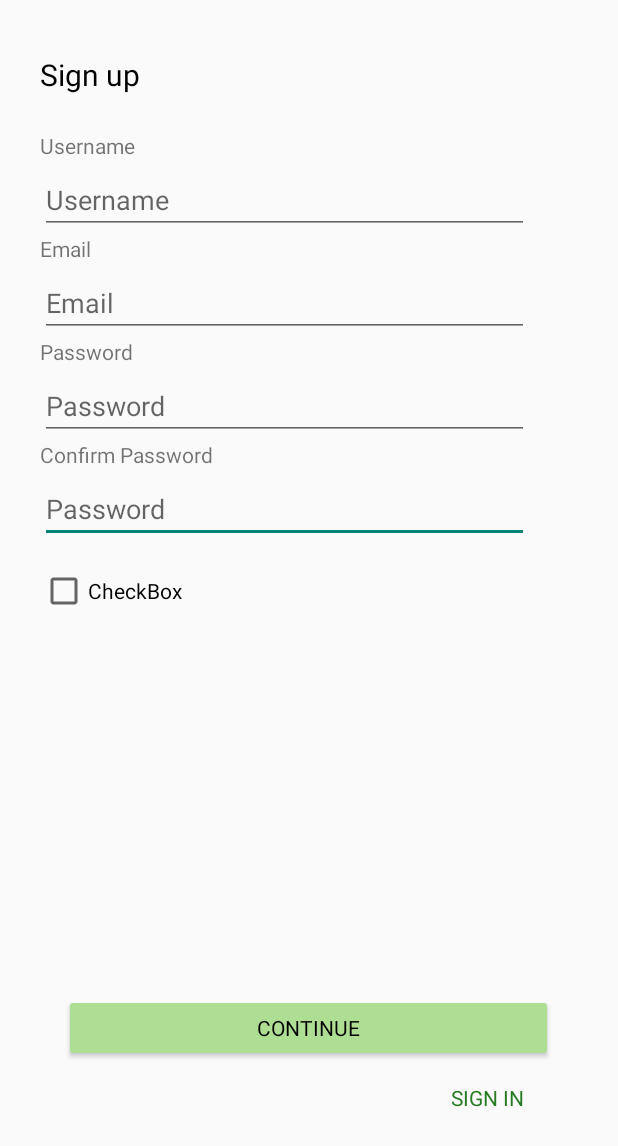
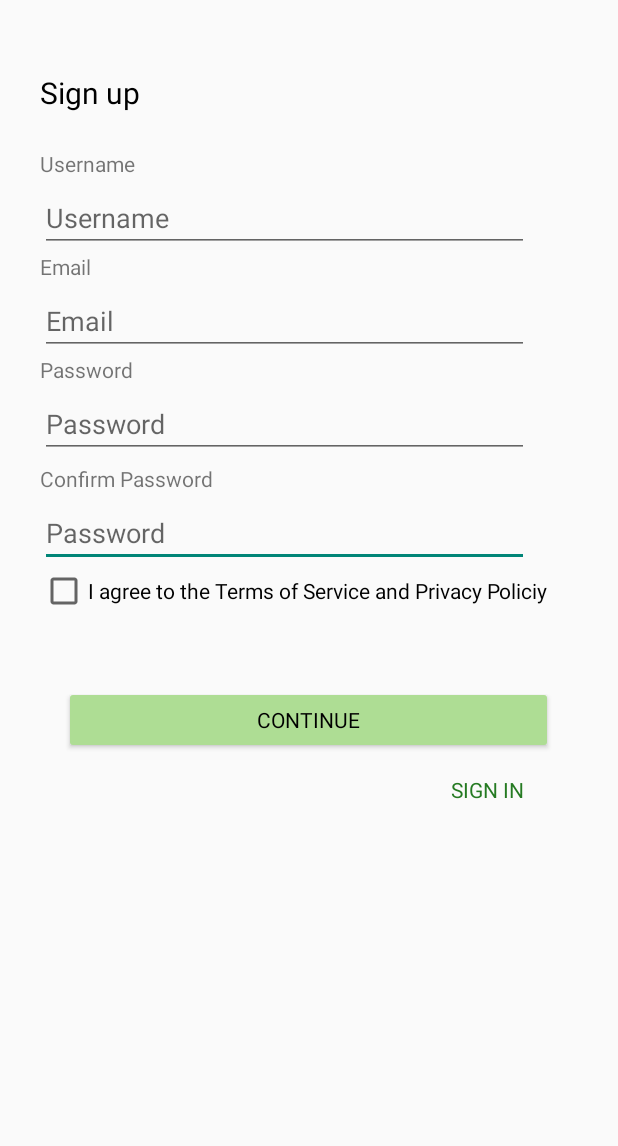
Before and after one commit to ttabasin/MeetRunning, an Android app: the SignUpActivity screen opened directly, with no data from a screen before it, on a phone screen of 412 x 824 dp. Shown: the top 1146 px of the screen. Run offline under Robolectric (Android 15) with nearby library versions, the phone set to English and light mode, and no system bars; our stand-ins replace data binding, navigation-ui; Roboto replaces fonts that are not available here.

Commit message:
Pantalla SignUp

```diff
--- a/app/src/main/res/layout/activity_sign_up.xml
+++ b/app/src/main/res/layout/activity_sign_up.xml
@@ -12,7 +12,7 @@
         <TextView
             android:id="@+id/titleSingUp"
             style="@style/txtViewLogin"
-            android:layout_marginTop="36dp"
+            android:layout_marginTop="48dp"
             android:text="@string/action_sign_up"
             app:layout_constraintEnd_toEndOf="parent"
             app:layout_constraintHorizontal_bias="0.078"
@@ -30,8 +30,8 @@
             app:layout_constraintTop_toBottomOf="@+id/titleSingUp" />
 
         <EditText
-            android:id="@+id/place"
-            style="@style/editTxtLogin"
+            android:id="@+id/editConfirmPassword"
+            style="@style/editTxtPasswd"
             android:layout_marginTop="4dp"
             android:hint="@string/prompt_password"
             app:layout_constraintStart_toStartOf="@+id/textConfirmPassword"
@@ -42,9 +42,10 @@
             style="@style/txtViewInfo"
             android:layout_width="wrap_content"
             android:layout_height="wrap_content"
+            android:layout_marginTop="4dp"
             android:text="@string/confirmPassword"
-            app:layout_constraintStart_toStartOf="@+id/editTextTextPersonName4"
-            app:layout_constraintTop_toBottomOf="@+id/editTextTextPersonName4" />
+            app:layout_constraintStart_toStartOf="@+id/editPassword"
+            app:layout_constraintTop_toBottomOf="@+id/editPassword" />
 
         <EditText
             android:id="@+id/SignUpEmail"
@@ -82,7 +83,7 @@
             app:layout_constraintTop_toBottomOf="@+id/SignUpConfirmEmail" />
 
         <EditText
-            android:id="@+id/editTextTextPersonName4"
+            android:id="@+id/editPassword"
             style="@style/editTxtPasswd"
             android:layout_marginTop="4dp"
             android:hint="@string/prompt_password"
@@ -94,7 +95,6 @@
             android:layout_width="326dp"
             android:layout_height="45dp"
             android:layout_gravity="start"
-            android:layout_marginBottom="116dp"
             android:backgroundTint="#AEDD94"
             android:fontFamily="@font/asap_bold"
             android:paddingStart="120dp"
@@ -104,16 +104,17 @@
             app:layout_constraintBottom_toBottomOf="parent"
             app:layout_constraintEnd_toEndOf="parent"
             app:layout_constraintHorizontal_bias="0.494"
-            app:layout_constraintStart_toStartOf="parent" />
+            app:layout_constraintStart_toStartOf="parent"
+            app:layout_constraintTop_toBottomOf="@+id/checkBox"
+            app:layout_constraintVertical_bias="0.128" />
 
         <CheckBox
             android:id="@+id/checkBox"
             android:layout_width="wrap_content"
             android:layout_height="wrap_content"
-            android:layout_marginTop="16dp"
-            android:text="CheckBox"
-            app:layout_constraintStart_toStartOf="@+id/place"
-            app:layout_constraintTop_toBottomOf="@+id/place" />
+            android:text="@string/checkBoxSignUp"
+            app:layout_constraintStart_toStartOf="@+id/editConfirmPassword"
+            app:layout_constraintTop_toBottomOf="@+id/editConfirmPassword" />
 
         <Button
             android:id="@+id/signInBtn"
--- a/app/src/main/res/values/strings.xml
+++ b/app/src/main/res/values/strings.xml
@@ -28,4 +28,5 @@
     <string name="continuebtn">Continue</string>
     <string name="username">Username</string>
     <string name="confirmPassword">Confirm Password</string>
+    <string name="checkBoxSignUp">I agree to the Terms of Service and Privacy Policiy</string>
 </resources>
```
